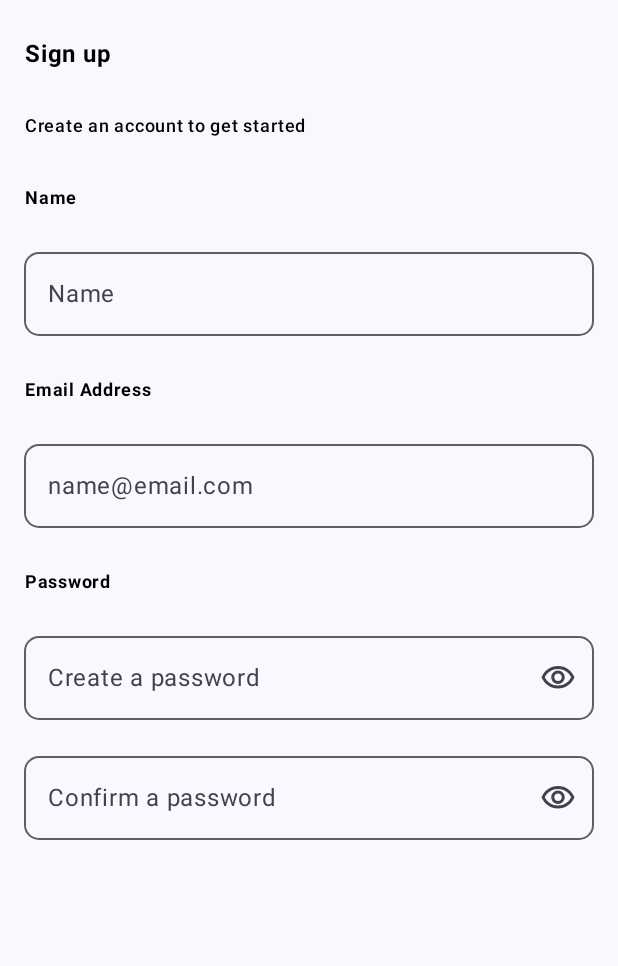
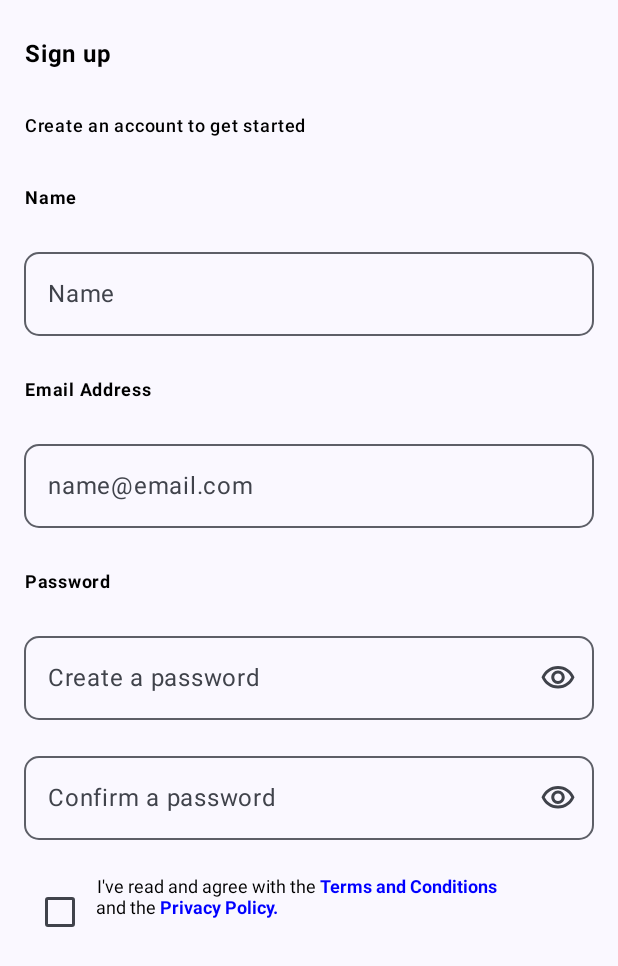
Before and after one commit to igel911/GoodbyeViews, an Android app built with Jetpack Compose: the screen it shows after launch (MainActivity), on a phone screen of 412 x 824 dp. Shown: the top 966 px of the screen. Run offline under Robolectric (Android 15) with nearby library versions, the phone set to English and light mode, and no system bars.

Commit message:
Added a checkbox to the sign up screen

```diff
--- /dev/null
+++ b/app/src/main/java/com/example/goodbyeviews/ui/views/CheckBoxWithLabel.kt
@@ -0,0 +1,64 @@
+package com.example.goodbyeviews.ui.views
+
+import android.util.Log
+import androidx.annotation.StringRes
+import androidx.compose.foundation.layout.Column
+import androidx.compose.foundation.layout.Row
+import androidx.compose.material3.Checkbox
+import androidx.compose.material3.CheckboxDefaults
+import androidx.compose.runtime.Composable
+import androidx.compose.ui.Modifier
+import androidx.compose.ui.tooling.preview.Preview
+import com.example.goodbyeviews.R
+import com.example.goodbyeviews.ui.theme.GoodbyeViewsTheme
+
+@Composable
+fun CheckBoxWithLabel(
+    checked: Boolean = false,
+    onCheckedChange: ((Boolean) -> Unit) = {},
+    @StringRes firstRegularText: Int = R.string.empty,
+    @StringRes firstClickableText: Int = R.string.empty,
+    onFirstTextClick: (String) -> Unit = { },
+    @StringRes secondRegularText: Int = R.string.empty,
+    @StringRes secondClickableText: Int = R.string.empty,
+    onSecondTextClick: (String) -> Unit = { }
+) {
+    Row() {
+        Checkbox(
+            checked = checked,
+            onCheckedChange = onCheckedChange,
+            modifier = Modifier,
+            enabled = true,
+            colors = CheckboxDefaults.colors()
+        )
+
+        Column() {
+            TextWithClickablePart(
+                regularText = firstRegularText,
+                clickableText = firstClickableText,
+                onClick = onFirstTextClick
+            )
+
+            TextWithClickablePart(
+                regularText = secondRegularText,
+                clickableText = secondClickableText,
+                onClick = onSecondTextClick
+            )
+        }
+    }
+}
+
+@Preview(showBackground = true)
+@Composable
+fun CheckBoxWithLabelPreview() {
+    GoodbyeViewsTheme {
+        CheckBoxWithLabel(
+            firstRegularText = R.string.i_read,
+            firstClickableText = R.string.terms_conditions,
+            onFirstTextClick = { text -> Log.d("taggg", "clickedText = $text") },
+            secondRegularText = R.string.and_the,
+            secondClickableText = R.string.privacy_policy,
+            onSecondTextClick = { text -> Log.d("taggg", "clickedText = $text") }
+        )
+    }
+}
--- a/app/src/main/java/com/example/goodbyeviews/ui/views/LoginOptions.kt
+++ b/app/src/main/java/com/example/goodbyeviews/ui/views/LoginOptions.kt
@@ -81,7 +81,7 @@ fun LoginOptions() {
             modifier = Modifier.fillMaxWidth(),
             regularText = R.string.not_a_member,
             clickableText = R.string.register_now,
-            onClick = { tag -> Log.d("taggg", "clickedTag = $tag") }
+            onClick = { text -> Log.d("taggg", "clickedText = $text") }
         )
 
         HorizontalDivider()
--- a/app/src/main/java/com/example/goodbyeviews/ui/views/SignUpScreen.kt
+++ b/app/src/main/java/com/example/goodbyeviews/ui/views/SignUpScreen.kt
@@ -1,5 +1,6 @@
 package com.example.goodbyeviews.ui.views
 
+import android.util.Log
 import androidx.compose.foundation.layout.Column
 import androidx.compose.foundation.layout.PaddingValues
 import androidx.compose.foundation.layout.fillMaxSize
@@ -31,6 +32,7 @@ fun SignUpScreen() {
         var emailValue by remember { mutableStateOf("") }
         var passwordValue by remember { mutableStateOf("") }
         var confirmPasswordValue by remember { mutableStateOf("") }
+        var checkBoxValue by remember { mutableStateOf(false) }
 
         HorizontalSpacer()
 
@@ -92,6 +94,21 @@ fun SignUpScreen() {
             },
             placeholderText = R.string.password_confirm_hint
         )
+
+        HorizontalSpacer()
+
+        CheckBoxWithLabel(
+            checked = checkBoxValue,
+            onCheckedChange = { value ->
+                checkBoxValue = value
+            },
+            firstRegularText = R.string.i_read,
+            firstClickableText = R.string.terms_conditions,
+            onFirstTextClick = { text -> Log.d("taggg", "clickedText = $text") },
+            secondRegularText = R.string.and_the,
+            secondClickableText = R.string.privacy_policy,
+            onSecondTextClick = { text -> Log.d("taggg", "clickedText = $text") }
+        )
     }
 }
 
--- a/app/src/main/java/com/example/goodbyeviews/ui/views/TextWithClickablePart.kt
+++ b/app/src/main/java/com/example/goodbyeviews/ui/views/TextWithClickablePart.kt
@@ -40,7 +40,7 @@ fun TextWithClickablePart(
 
         pushStringAnnotation(
             tag = TAG,
-            annotation = TAG
+            annotation = stringResource(clickableText)
         )
 
         withStyle(
@@ -66,7 +66,7 @@ fun TextWithClickablePart(
                 start = offset,
                 end = offset
             ).firstOrNull()?.let { annotation ->
-                onClick.invoke(annotation.tag)
+                onClick.invoke(annotation.item)
             }
         }
     )
--- a/app/src/main/res/values/strings.xml
+++ b/app/src/main/res/values/strings.xml
@@ -20,4 +20,8 @@
     <string name="email_hint">name@email.com</string>
     <string name="password_hint">Create a password</string>
     <string name="password_confirm_hint">Confirm a password</string>
+    <string name="i_read">I\'ve read and agree with the</string>
+    <string name="terms_conditions">Terms and Conditions</string>
+    <string name="and_the"> and the</string>
+    <string name="privacy_policy">Privacy Policy.</string>
 </resources>
```
